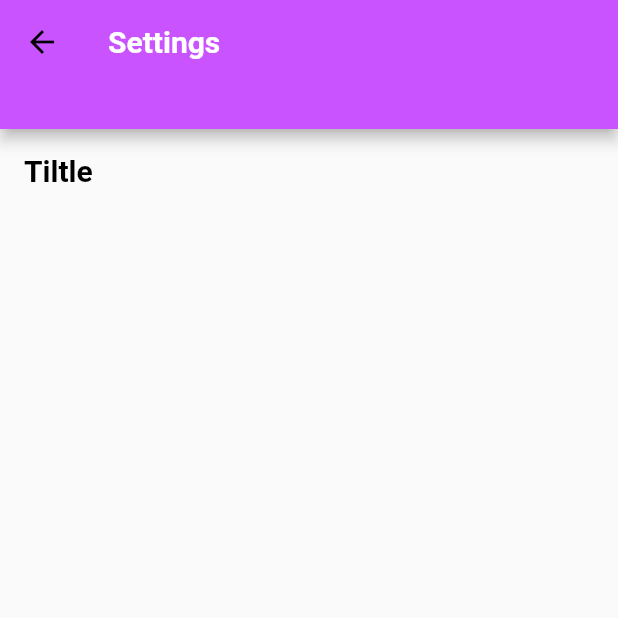
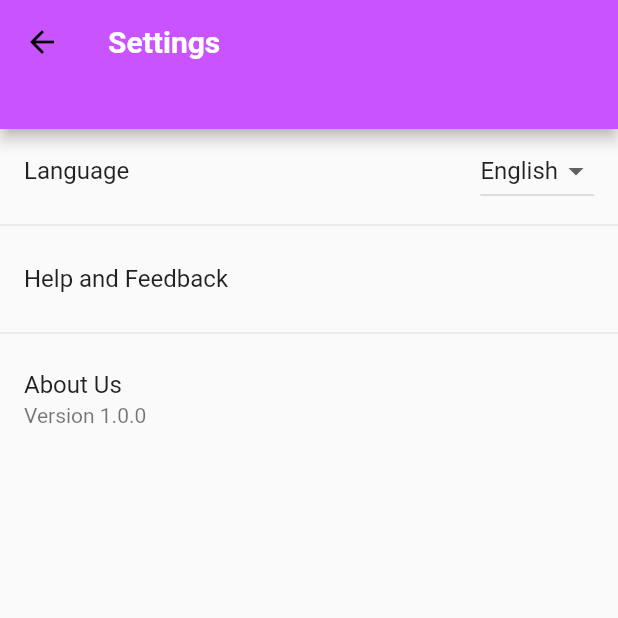
Before and after one commit to khadija12gho/Gestion-des-taches, a Flutter app: the SettingsPage screen opened directly, on a phone screen of 412 x 824 dp, the top half of it. Run offline on Flutter 3.47's test engine with Material 2 defaults, Android fonts, the light colour scheme and no system bars; our stand-ins replace firebase_auth, firebase_core; accounts and stored records are empty.

Commit message:
4 commit

```diff
--- a/lib/Settings.page.dart
+++ b/lib/Settings.page.dart
@@ -1,7 +1,41 @@
 import 'package:flutter/material.dart';
 
-class SettingsPage extends StatelessWidget {
-  const SettingsPage({super.key});
+class SettingsPage extends StatefulWidget {
+  @override
+  _SettingsPageState createState() => _SettingsPageState();
+}
+
+class _SettingsPageState extends State<SettingsPage> {
+  String _selectedLanguage = 'English';
+
+  void _showFeedbackDialog() {
+    showDialog(
+      context: context,
+      builder: (context) {
+        return AlertDialog(
+          title: Text('Feedback'),
+          content: TextField(
+            decoration: InputDecoration(hintText: 'Enter your feedback here'),
+            maxLines: 5,
+          ),
+          actions: [
+            TextButton(
+              onPressed: () => Navigator.pop(context),
+              child: Text('CANCEL'),
+            ),
+            TextButton(
+              onPressed: () {
+                // TODO: send feedback to backend or do something with it
+                Navigator.pop(context);
+              },
+              child: Text('SEND'),
+            ),
+          ],
+        );
+      },
+    );
+  }
+
   @override
   Widget build(BuildContext context) {
     return Scaffold(
@@ -17,16 +51,44 @@ class SettingsPage extends StatelessWidget {
                     fontWeight: FontWeight.bold),
               )),
         ),
-        body: ListTile(
-          title: const Text('Tiltle',
-              style: TextStyle(
-                  color: Colors.black,
-                  fontSize: 20,
-                  fontWeight: FontWeight.bold)),
-          onTap: () {
-            Navigator.pop(context);
-          },
-        )
+        body: Column(
+        children: [
+          ListTile(
+            title: Text('Language'),
+            trailing: DropdownButton<String>(
+              value: _selectedLanguage,
+              onChanged: (String? newValue) {
+                setState(() {
+                  _selectedLanguage = newValue!;
+                });
+              },
+              items: <String>[
+                'English',
+                'French'
+              ].map<DropdownMenuItem<String>>((String value) {
+                return DropdownMenuItem<String>(
+                  value: value,
+                  child: Text(value),
+                );
+              }).toList(),
+            ),
+          ),
+          Divider(),
+          ListTile(
+            title: Text('Help and Feedback'),
+            onTap: _showFeedbackDialog,
+          ),
+          Divider(),
+          ListTile(
+            title: Text('About Us'),
+            subtitle: Text('Version 1.0.0'),
+          ),
+        ],
+      ),
+    );
+  }
+}
+
 
         //  Text(
         //   "Archive",
@@ -35,6 +97,3 @@ class SettingsPage extends StatelessWidget {
         //       color: Colors.white,
         //       fontFamily: "Inter"),
         // ),
-        );
-  }
-}
--- a/lib/login.page.dart
+++ b/lib/login.page.dart
@@ -1,4 +1,3 @@
-// import 'dart:ffi';
 import 'package:firebase_auth/firebase_auth.dart';
 import 'package:flutter/material.dart';
 import 'register.page.dart';
```
Also changed, not shown: lib/main.dart (+5 -5 lines), lib/register.page.dart (+7 -1 lines), lib/todo.page.dart (+50 -3 lines), 1 other file.
